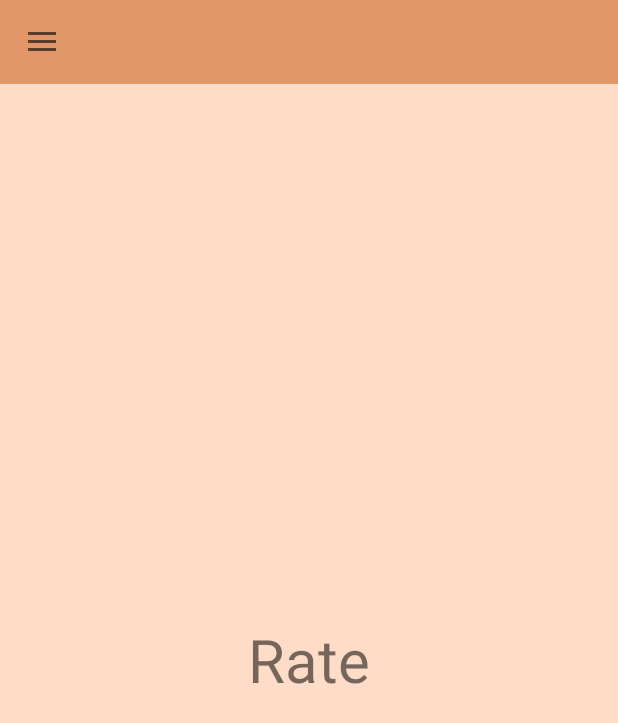
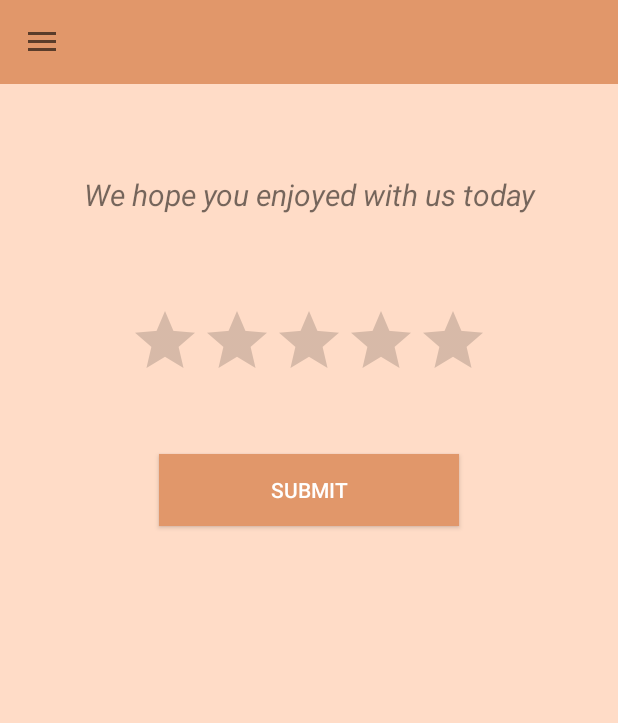
Before and after one commit to meghamahna/EShopper, an Android app: the fragment rate placed in its activity, on a phone screen of 412 x 824 dp. Shown: the top 723 px of the screen. Run offline under Robolectric (Android 15) with nearby library versions, the phone set to English and light mode, and no system bars.

Commit message:
rate xml file

```diff
--- a/app/src/main/java/com/example/eshopperapplication/MainActivity.java
+++ b/app/src/main/java/com/example/eshopperapplication/MainActivity.java
@@ -9,7 +9,9 @@ import androidx.drawerlayout.widget.DrawerLayout;
 import androidx.viewpager.widget.ViewPager;
 
 import android.annotation.SuppressLint;
+import android.content.Intent;
 import android.os.Bundle;
+import android.view.Menu;
 import android.view.MenuItem;
 import android.view.View;
 import android.widget.TextView;
@@ -129,4 +131,31 @@ public class MainActivity extends AppCompatActivity implements NavigationView.On
         return false;
     }
 
+
+    @Override
+    public boolean onCreateOptionsMenu(Menu menu) {
+
+        getMenuInflater().inflate(R.menu.main_menu, menu);
+        return super.onCreateOptionsMenu(menu);
+    }
+
+    @Override
+    public boolean onOptionsItemSelected(@NonNull MenuItem item) {
+
+        if (item.getItemId() == R.id.share_button){
+            Intent sharingIntent = new Intent(Intent.ACTION_SEND);
+            sharingIntent.setType("text/plain");
+            String shareBody = "body";
+            String shareSubject = "subject";
+
+            sharingIntent.putExtra(Intent.EXTRA_TEXT, shareBody);
+            sharingIntent.putExtra(Intent.EXTRA_SUBJECT, shareSubject);
+
+            startActivity(Intent.createChooser(sharingIntent,"Share Using"));
+
+        }
+
+        return super.onOptionsItemSelected(item);
+    }
+
 }
--- a/app/src/main/res/layout/rate_frag.xml
+++ b/app/src/main/res/layout/rate_frag.xml
@@ -1,14 +1,50 @@
 <?xml version="1.0" encoding="utf-8"?>
-<RelativeLayout xmlns:android="http://schemas.android.com/apk/res/android"
+<LinearLayout xmlns:android="http://schemas.android.com/apk/res/android"
     android:orientation="vertical" android:layout_width="match_parent"
     android:layout_height="match_parent"
     android:background="@color/light_color">
 
     <TextView
+        android:id="@+id/text"
+        android:layout_gravity="center"
+        android:layout_width="match_parent"
+        android:layout_height="wrap_content"
+
+        android:layout_marginTop="60dp"
+
+        android:gravity="center_horizontal"
+        android:text="We hope you enjoyed with us today"
+        android:textSize="20sp"
+        android:textStyle="italic" />
+
+
+    <RatingBar
+        android:id="@+id/ratingBar"
+        android:layout_gravity="center"
+        android:layout_marginTop="60dp"
         android:layout_width="wrap_content"
         android:layout_height="wrap_content"
-        android:text="Rate"
-        android:textSize="40sp"
-        android:layout_centerInParent="true"/>
 
-</RelativeLayout>
+        android:stepSize="1"/>
+
+    <TextView
+        android:id="@+id/tvRatingScale"
+        android:layout_width="wrap_content"
+        android:layout_height="wrap_content"
+        android:layout_gravity="center"
+        android:layout_marginTop="10dp"
+        android:text=""
+        android:textSize="16sp"
+        android:textStyle="bold" />
+
+    <Button
+        android:id="@+id/btnSubmit"
+        android:layout_width="200dp"
+        android:layout_height="wrap_content"
+        android:layout_marginTop="10dp"
+        android:layout_gravity="center"
+        android:background="@color/bright_color"
+        android:text="Submit"
+        android:textColor="@android:color/white" />
+
+</LinearLayout>
```
